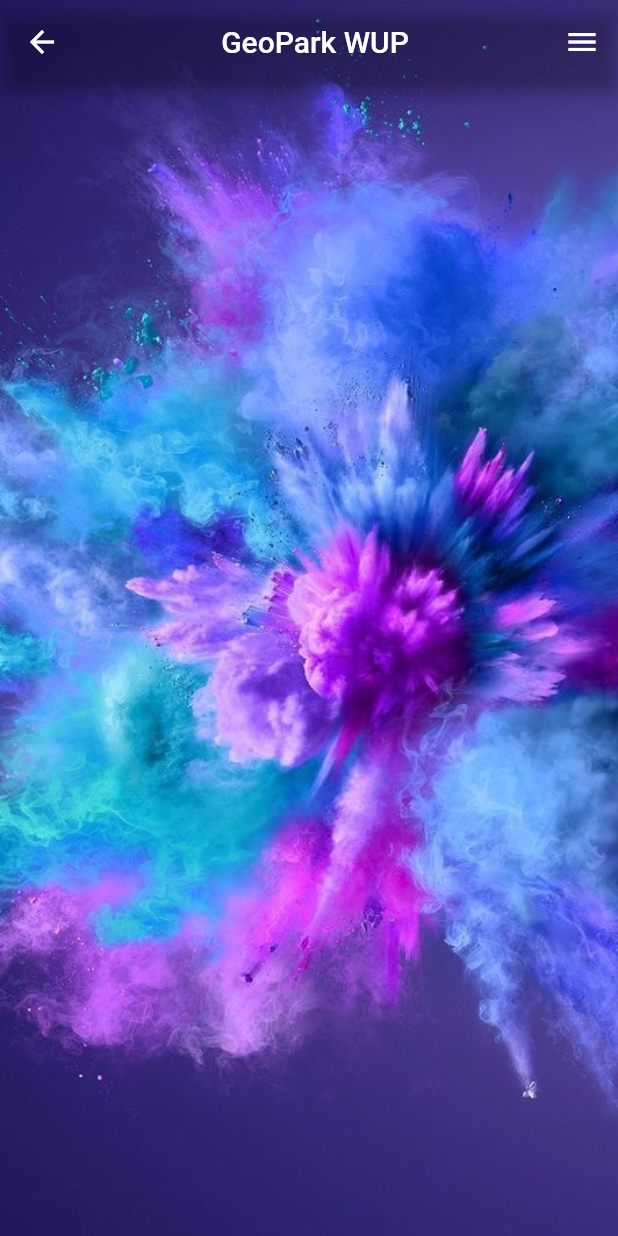
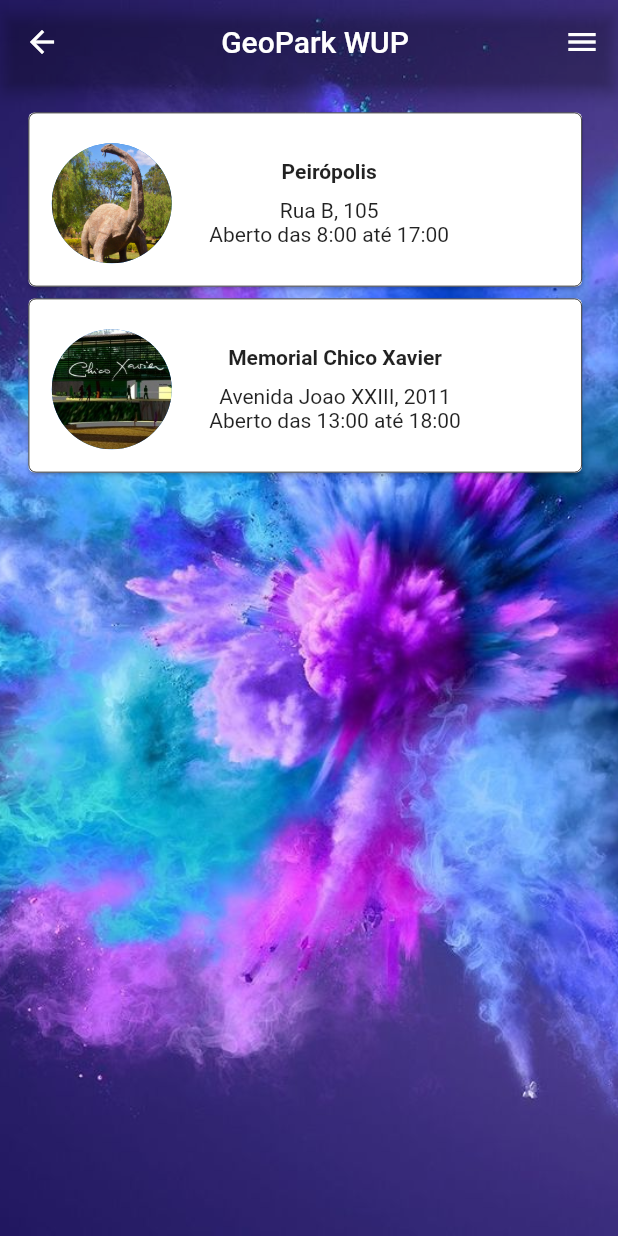
Before and after one commit to victorpsampaio/wup_dev_2, a Flutter app: the GeoPark screen opened directly, on a phone screen of 412 x 824 dp. Run offline on Flutter 3.47's test engine with Material 2 defaults, Android fonts, the phone set to English and light mode, and no system bars; our stand-ins replace cloud_firestore, curved_navigation_bar, firebase_auth, firebase_storage, flutter_linkify, image_picker; accounts and stored records are empty.

Commit message:
GeoPark
GeoPark com dependências

```diff
--- a/lib/Pages/geopark.dart
+++ b/lib/Pages/geopark.dart
@@ -1,5 +1,6 @@
 import 'package:flutter/material.dart';
 import 'package:wup_dev_2/Pages/home.dart';
+
 
 class GeoPark extends StatefulWidget {
   @override
@@ -49,7 +50,84 @@ class _GeoParkState extends State<GeoPark> {
           body: new Padding(
               padding: EdgeInsets.fromLTRB(15, 15, 20, 2),
               child: ListView(
+                children: <Widget>[
+                  Card(
+                    child: new Container(
+                      padding: EdgeInsets.fromLTRB(15, 20, 0, 15),
+                      decoration: new BoxDecoration(
+                        color: Colors.white,
+                        border: new Border.all(
+                          color:  Colors.black, width: 0.5),
+                          borderRadius: new BorderRadius.circular(5.0),
+                        ),
+                        child: new InkWell(
+                          child: new Row(
+                            children: <Widget>[
+                              new CircleAvatar(
+                                backgroundImage:
+                                ExactAssetImage('assets/imagens/peiropolis.jpeg'),
+                                radius: 40,
+                              ),
+                              new SizedBox(
+                                width: 25,
+                              ),
+                              new Column(
+                                children: <Widget>[
+                                  new Text('Peirópolis',
+                                    style: TextStyle(fontWeight: FontWeight.bold),),
+                                  new SizedBox(
+                                    width: 50,
+                                    height: 10,
+                                  ),
+                                  new Text('Rua B, 105'),
+                                  new Text('Aberto das 8:00 até 17:00')
+                                ],
+                              )
 
+                            ],
+                          ),
+
+                        ),
+                      ),
+                    ),
+                    Card(
+                    child: new Container(
+                      padding: EdgeInsets.fromLTRB(15, 20, 0, 15),
+                      decoration: new BoxDecoration(
+                        color: Colors.white,
+                        border: new Border.all(
+                          color:  Colors.black, width: 0.5),
+                          borderRadius: new BorderRadius.circular(5.0),
+                        ),
+                        child: new InkWell(
+                          child: Row(
+                            children: <Widget>[
+                              new CircleAvatar(
+                                backgroundImage:
+                                AssetImage('assets/imagens/memorial_chico_xavier.jpeg'),
+                                radius: 40,
+                              ),
+                              new SizedBox(
+                                width: 25,
+                              ),
+                              new Column(
+                                children: <Widget>[
+                                  new Text('Memorial Chico Xavier',
+                                    style: TextStyle(fontWeight: FontWeight.bold)),
+                                  new SizedBox(
+                                    width: 50,
+                                    height: 10,
+                                  ),
+                                new Text('Avenida Joao XXIII, 2011'),
+                                new Text('Aberto das 13:00 até 18:00'),
+                                ],
+                              )
+                            ],
+                        ),
+                      ),
+                    ),
+                  )
+                ],
               )),
         )
       ],
--- a/pubspec.yaml
+++ b/pubspec.yaml
@@ -62,6 +62,7 @@ flutter:
   # To add assets to your application, add an assets section, like this:
   assets:
     - assets/
+    - assets/imagens/
   #  - images/a_dot_burr.jpeg
   #  - images/a_dot_ham.jpeg
 
```
Also changed, not shown: assets/imagens/memorial_chico_xavier.jpeg (added), assets/imagens/peiropolis.jpeg (added).
